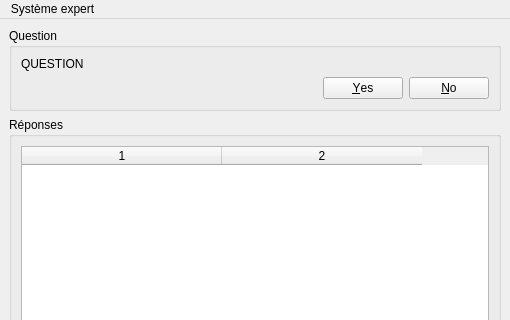
Old version of the form Interface/MainWindow.ui in the repository xabufr/ia_expert_system; both pictures show x 0 to 510 and y 0 to 320 of the 510 by 609 pixel window.
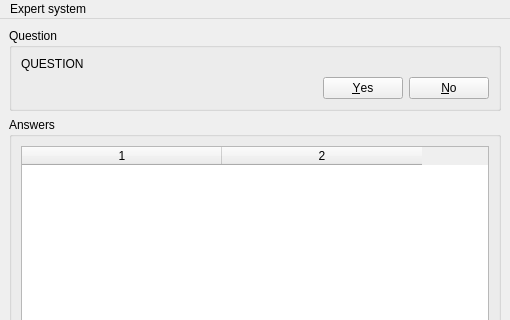
New version of the form.

What changed in the file:
```diff
--- a/Interface/MainWindow.ui
+++ b/Interface/MainWindow.ui
@@ -18,7 +18,7 @@
     <item row="1" column="0">
      <widget class="QGroupBox" name="groupBox_2">
       <property name="title">
-       <string>Réponses</string>
+       <string>Answers</string>
       </property>
       <layout class="QGridLayout" name="gridLayout_2">
        <item row="1" column="0">
@@ -100,7 +100,7 @@
    </property>
    <widget class="QMenu" name="menuFichier">
     <property name="title">
-     <string>Système expert</string>
+     <string>Expert system</string>
     </property>
     <addaction name="actionNew"/>
     <addaction name="actionLoadRules"/>
```
Left out of the diff: 6 changed lines with no effect on the pictures.
